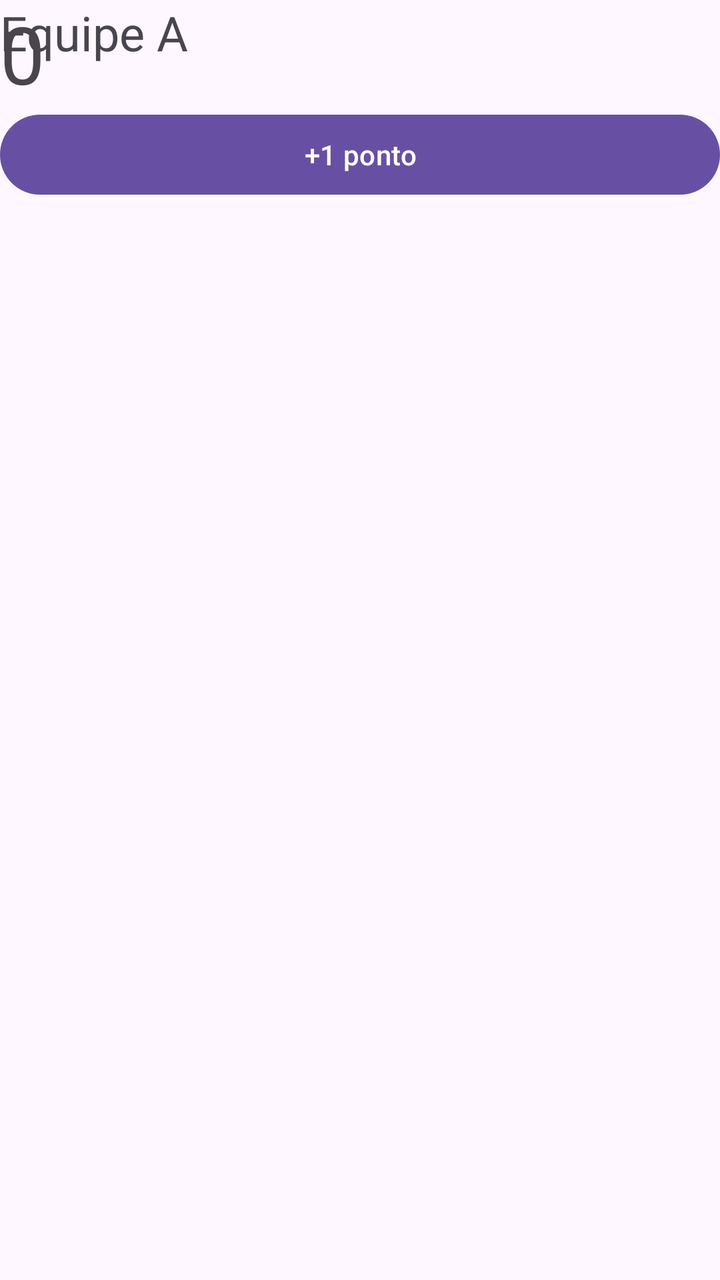
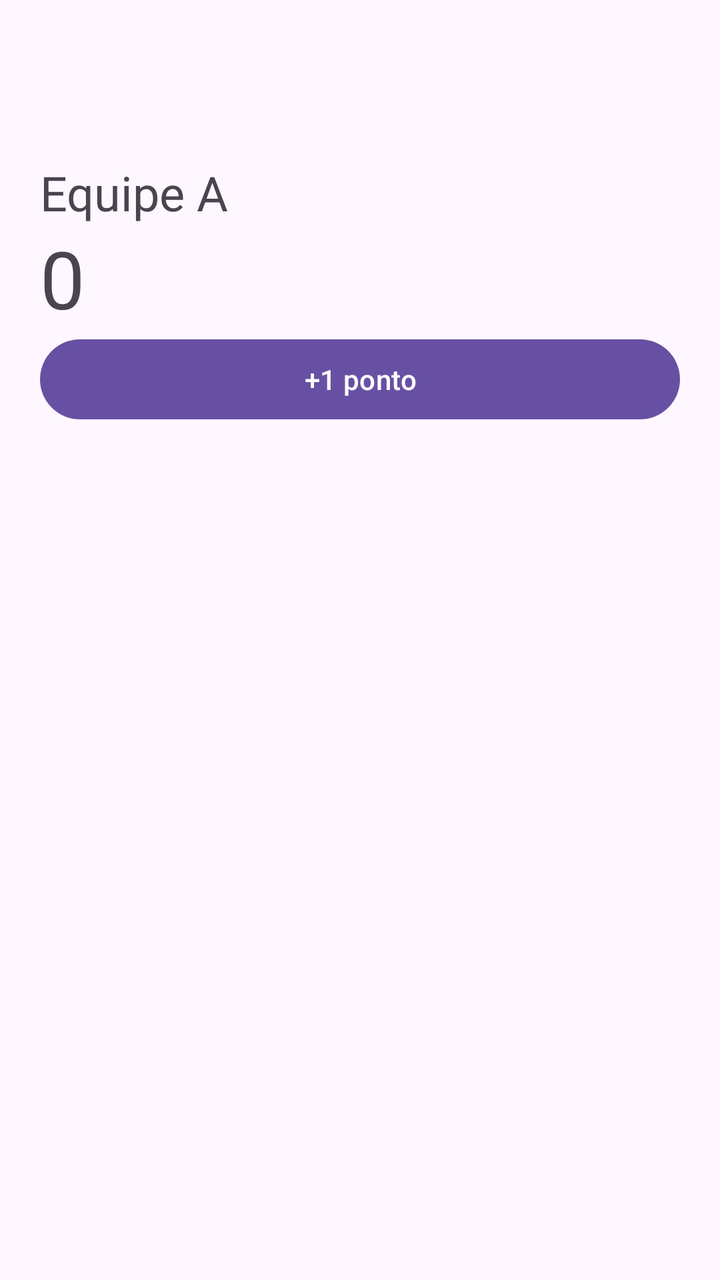

Compare the two renders of this Android layout. The source of the first and the diff that turns it into the second are given below.
<!-- AndroidManifest.xml: application theme Theme.Trucoscoreboard -->
<!-- res/layout/activity_main.xml -->
<?xml version="1.0" encoding="utf-8"?>
<androidx.constraintlayout.widget.ConstraintLayout
    xmlns:android="http://schemas.android.com/apk/res/android"
    xmlns:tools="http://schemas.android.com/tools"
    xmlns:app="http://schemas.android.com/apk/res-auto"
    android:id="@+id/main"
    android:layout_width="match_parent"
    android:layout_height="match_parent"
    tools:context=".MainActivity">
    
    <TextView
        android:layout_width="match_parent"
        android:layout_height="wrap_content"
        android:layout_marginTop="60dp"
        android:text="Equipe A"
        android:textSize="24sp" />
    
    <TextView
        android:id="@+id/pontos"
        android:layout_width="match_parent"
        android:layout_height="wrap_content"
        android:text="0"
        android:textSize="40sp"
        tools:layout_editor_absoluteX="0dp"
        tools:layout_editor_absoluteY="0dp"/>
       

    <Button
        android:id="@+id/add1A"
        android:layout_width="match_parent"
        android:layout_height="wrap_content"
        android:text="+1 ponto"
        app:layout_constraintTop_toBottomOf="@+id/pontos"
        tools:layout_editor_absoluteX="0dp" />



</androidx.constraintlayout.widget.ConstraintLayout>
<!-- resources referenced by this layout -->
<resources>
  <style name="Theme.Trucoscoreboard" parent="Base.Theme.Trucoscoreboard" />
  <style name="Base.Theme.Trucoscoreboard" parent="Theme.Material3.DayNight.NoActionBar">
          
          
      </style>
</resources>

<!-- the commit's change to res/layout/activity_main.xml (unified diff, before → after) -->
@@ -1,13 +1,9 @@
-<?xml version="1.0" encoding="utf-8"?>
-<androidx.constraintlayout.widget.ConstraintLayout
-    xmlns:android="http://schemas.android.com/apk/res/android"
-    xmlns:tools="http://schemas.android.com/tools"
-    xmlns:app="http://schemas.android.com/apk/res-auto"
-    android:id="@+id/main"
+<LinearLayout xmlns:android="http://schemas.android.com/apk/res/android"
     android:layout_width="match_parent"
     android:layout_height="match_parent"
-    tools:context=".MainActivity">
-    
+    android:orientation="vertical"
+    android:padding="20dp">
+
     <TextView
         android:layout_width="match_parent"
         android:layout_height="wrap_content"
@@ -20,19 +16,17 @@
         android:layout_width="match_parent"
         android:layout_height="wrap_content"
         android:text="0"
-        android:textSize="40sp"
-        tools:layout_editor_absoluteX="0dp"
-        tools:layout_editor_absoluteY="0dp"/>
+        android:textSize="40sp"/>
+
        
 
     <Button
         android:id="@+id/add1A"
         android:layout_width="match_parent"
         android:layout_height="wrap_content"
-        android:text="+1 ponto"
-        app:layout_constraintTop_toBottomOf="@+id/pontos"
-        tools:layout_editor_absoluteX="0dp" />
+        android:text="+1 ponto"/>
 
 
 
-</androidx.constraintlayout.widget.ConstraintLayout>
+
+</LinearLayout>
